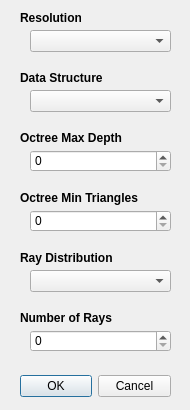
Before: the Qt Designer form Raytracer/renderDialog.ui in jlvermeulen/advanced-graphics, drawn with Qt 5.
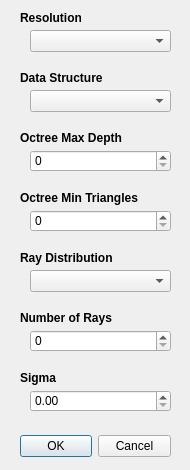
After: the same form once the commit is applied.

```diff
--- a/Raytracer/renderDialog.ui
+++ b/Raytracer/renderDialog.ui
@@ -7,7 +7,7 @@
     <x>0</x>
     <y>0</y>
     <width>190</width>
-    <height>410</height>
+    <height>470</height>
    </rect>
   </property>
   <property name="sizePolicy">
@@ -29,7 +29,7 @@
    <property name="geometry">
     <rect>
      <x>20</x>
-     <y>370</y>
+     <y>430</y>
      <width>151</width>
      <height>32</height>
     </rect>
@@ -224,6 +224,38 @@
     </rect>
    </property>
   </widget>
+  <widget class="QLabel" name="sigmaLabel">
+   <property name="geometry">
+    <rect>
+     <x>20</x>
+     <y>370</y>
+     <width>141</width>
+     <height>16</height>
+    </rect>
+   </property>
+   <property name="font">
+    <font>
+     <weight>75</weight>
+     <bold>true</bold>
+    </font>
+   </property>
+   <property name="text">
+    <string>Sigma</string>
+   </property>
+  </widget>
+  <widget class="QDoubleSpinBox" name="sigmaBox">
+   <property name="geometry">
+    <rect>
+     <x>30</x>
+     <y>390</y>
+     <width>141</width>
+     <height>22</height>
+    </rect>
+   </property>
+   <property name="singleStep">
+    <double>0.010000000000000</double>
+   </property>
+  </widget>
  </widget>
  <resources/>
  <connections>
```
